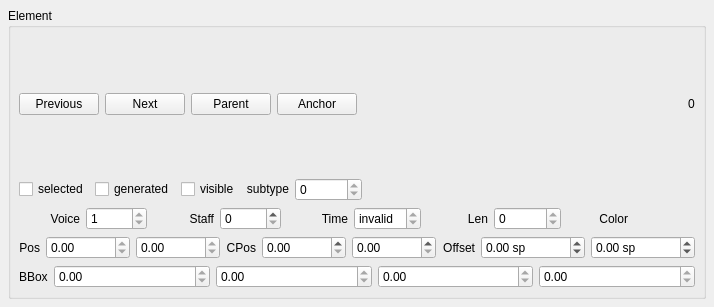
Old version of the form mscore/mscore/element.ui in the repository musescore/musescore-old.
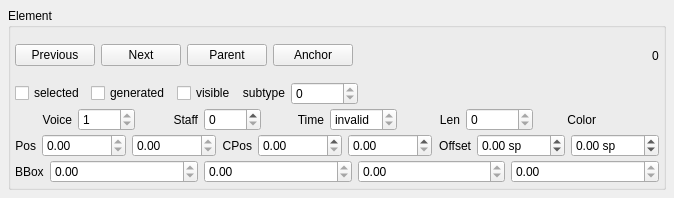
New version of the form. Custom widgets are drawn as their Qt base class.

Patch:
```diff
--- a/mscore/mscore/element.ui
+++ b/mscore/mscore/element.ui
@@ -5,8 +5,8 @@
    <rect>
     <x>0</x>
     <y>0</y>
-    <width>648</width>
-    <height>307</height>
+    <width>561</width>
+    <height>198</height>
    </rect>
   </property>
   <property name="windowTitle" >
@@ -38,19 +38,19 @@
      </property>
      <layout class="QVBoxLayout" >
       <property name="spacing" >
-       <number>6</number>
+       <number>3</number>
       </property>
       <property name="leftMargin" >
-       <number>8</number>
+       <number>4</number>
       </property>
       <property name="topMargin" >
-       <number>8</number>
+       <number>4</number>
       </property>
       <property name="rightMargin" >
-       <number>8</number>
+       <number>4</number>
       </property>
       <property name="bottomMargin" >
-       <number>8</number>
+       <number>4</number>
       </property>
       <item>
        <layout class="QHBoxLayout" >
@@ -178,6 +178,12 @@
         </item>
         <item>
          <widget class="QSpinBox" name="subtype" >
+          <property name="sizePolicy" >
+           <sizepolicy vsizetype="Fixed" hsizetype="Preferred" >
+            <horstretch>0</horstretch>
+            <verstretch>0</verstretch>
+           </sizepolicy>
+          </property>
           <property name="readOnly" >
            <bool>true</bool>
           </property>
@@ -236,6 +242,12 @@
         </item>
         <item>
          <widget class="QSpinBox" name="voice" >
+          <property name="sizePolicy" >
+           <sizepolicy vsizetype="Fixed" hsizetype="Preferred" >
+            <horstretch>0</horstretch>
+            <verstretch>0</verstretch>
+           </sizepolicy>
+          </property>
           <property name="readOnly" >
            <bool>true</bool>
           </property>
@@ -258,7 +270,14 @@
          </widget>
         </item>
         <item>
-         <widget class="QSpinBox" name="staff" />
+         <widget class="QSpinBox" name="staff" >
+          <property name="sizePolicy" >
+           <sizepolicy vsizetype="Fixed" hsizetype="Preferred" >
+            <horstretch>0</horstretch>
+            <verstretch>0</verstretch>
+           </sizepolicy>
+          </property>
+         </widget>
         </item>
         <item>
          <widget class="QLabel" name="label_2" >
@@ -275,6 +294,12 @@
         </item>
         <item>
          <widget class="QSpinBox" name="time" >
+          <property name="sizePolicy" >
+           <sizepolicy vsizetype="Fixed" hsizetype="Preferred" >
+            <horstretch>0</horstretch>
+            <verstretch>0</verstretch>
+           </sizepolicy>
+          </property>
           <property name="readOnly" >
            <bool>true</bool>
           </property>
@@ -307,6 +332,12 @@
         </item>
         <item>
          <widget class="QSpinBox" name="duration" >
+          <property name="sizePolicy" >
+           <sizepolicy vsizetype="Fixed" hsizetype="Preferred" >
+            <horstretch>0</horstretch>
+            <verstretch>0</verstretch>
+           </sizepolicy>
+          </property>
           <property name="readOnly" >
            <bool>true</bool>
           </property>
@@ -372,6 +403,12 @@
         </item>
         <item>
          <widget class="QDoubleSpinBox" name="posx" >
+          <property name="sizePolicy" >
+           <sizepolicy vsizetype="Fixed" hsizetype="Preferred" >
+            <horstretch>0</horstretch>
+            <verstretch>0</verstretch>
+           </sizepolicy>
+          </property>
           <property name="readOnly" >
            <bool>true</bool>
           </property>
@@ -382,6 +419,12 @@
         </item>
         <item>
          <widget class="QDoubleSpinBox" name="posy" >
+          <property name="sizePolicy" >
+           <sizepolicy vsizetype="Fixed" hsizetype="Preferred" >
+            <horstretch>0</horstretch>
+            <verstretch>0</verstretch>
+           </sizepolicy>
+          </property>
           <property name="readOnly" >
            <bool>true</bool>
           </property>
@@ -402,6 +445,12 @@
         </item>
         <item>
          <widget class="QDoubleSpinBox" name="cposx" >
+          <property name="sizePolicy" >
+           <sizepolicy vsizetype="Fixed" hsizetype="Preferred" >
+            <horstretch>0</horstretch>
+            <verstretch>0</verstretch>
+           </sizepolicy>
+          </property>
           <property name="maximum" >
            <double>1000000.000000000000000</double>
           </property>
@@ -409,6 +458,12 @@
         </item>
         <item>
          <widget class="QDoubleSpinBox" name="cposy" >
+          <property name="sizePolicy" >
+           <sizepolicy vsizetype="Fixed" hsizetype="Preferred" >
+            <horstretch>0</horstretch>
+            <verstretch>0</verstretch>
+           </sizepolicy>
+          </property>
           <property name="maximum" >
            <double>1000000.000000000000000</double>
           </property>
@@ -445,6 +500,12 @@
         </item>
         <item>
          <widget class="QDoubleSpinBox" name="offsetx" >
+          <property name="sizePolicy" >
+           <sizepolicy vsizetype="Fixed" hsizetype="Preferred" >
+            <horstretch>0</horstretch>
+            <verstretch>0</verstretch>
+           </sizepolicy>
+          </property>
           <property name="suffix" >
            <string> sp</string>
           </property>
@@ -461,6 +522,12 @@
         </item>
         <item>
          <widget class="QDoubleSpinBox" name="offsety" >
+          <property name="sizePolicy" >
+           <sizepolicy vsizetype="Fixed" hsizetype="Preferred" >
+            <horstretch>0</horstretch>
+            <verstretch>0</verstretch>
+           </sizepolicy>
+          </property>
           <property name="suffix" >
            <string> sp</string>
           </property>
@@ -512,6 +579,12 @@
         </item>
         <item>
          <widget class="QDoubleSpinBox" name="bboxx" >
+          <property name="sizePolicy" >
+           <sizepolicy vsizetype="Fixed" hsizetype="Preferred" >
+            <horstretch>0</horstretch>
+            <verstretch>0</verstretch>
+           </sizepolicy>
+          </property>
           <property name="readOnly" >
            <bool>true</bool>
           </property>
@@ -525,6 +598,12 @@
         </item>
         <item>
          <widget class="QDoubleSpinBox" name="bboxy" >
+          <property name="sizePolicy" >
+           <sizepolicy vsizetype="Fixed" hsizetype="Preferred" >
+            <horstretch>0</horstretch>
+            <verstretch>0</verstretch>
+           </sizepolicy>
+          </property>
           <property name="readOnly" >
            <bool>true</bool>
           </property>
@@ -538,6 +617,12 @@
         </item>
         <item>
          <widget class="QDoubleSpinBox" name="bboxw" >
+          <property name="sizePolicy" >
+           <sizepolicy vsizetype="Fixed" hsizetype="Preferred" >
+            <horstretch>0</horstretch>
+            <verstretch>0</verstretch>
+           </sizepolicy>
+          </property>
           <property name="readOnly" >
            <bool>true</bool>
           </property>
```
